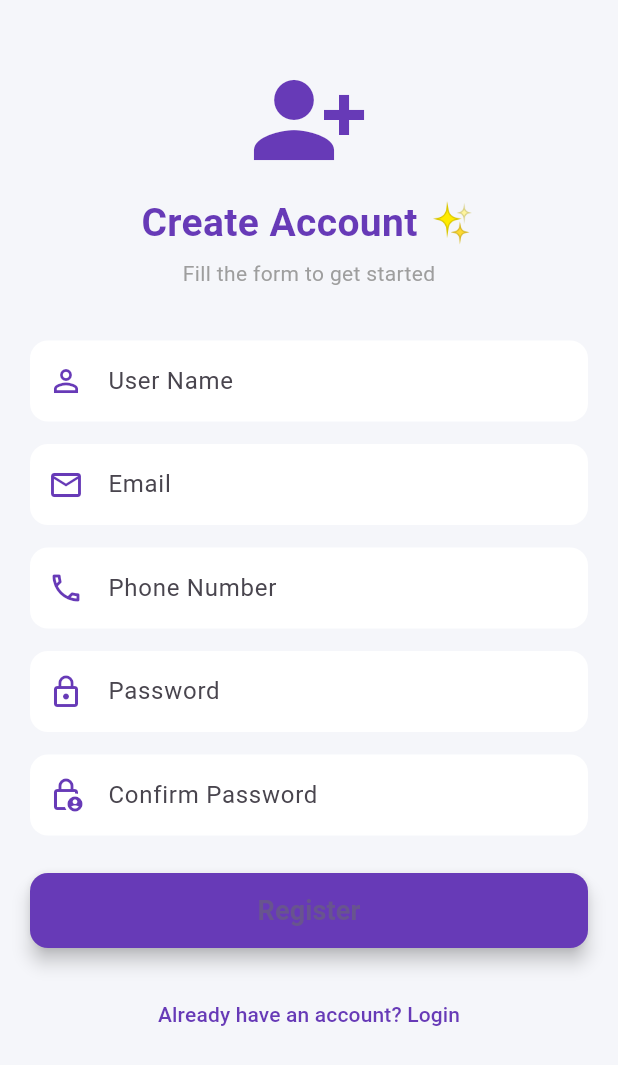
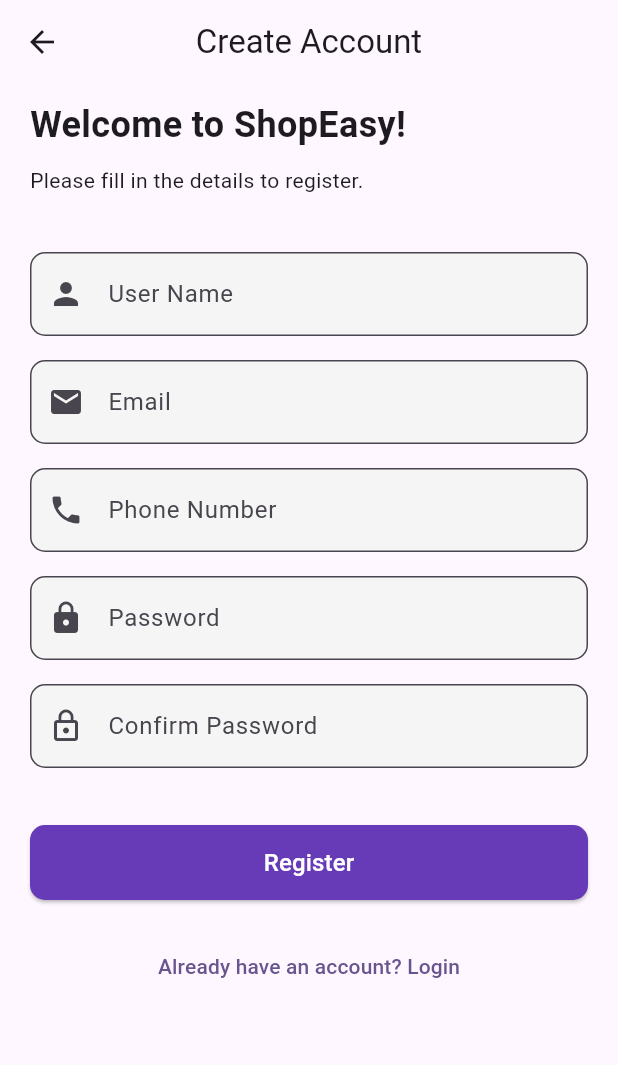
Before and after one commit to Md-sourov-hasan/E-comarce-_app, a Flutter app: the RegisterView screen opened directly, on a phone screen of 412 x 824 dp. Shown: the top 1065 px of the screen. Run offline on Flutter 3.47's test engine with Material 3 defaults, Android fonts, the phone set to English and light mode, and no system bars; our stand-ins replace carousel_slider, cloud_firestore, dots_indicator, firebase_auth, firebase_core, get and 1 more; accounts and stored records are empty.

Commit message:
e comarce 2.0

```diff
--- a/lib/views/auth/register/register.dart
+++ b/lib/views/auth/register/register.dart
@@ -8,128 +8,58 @@ class RegisterView extends StatelessWidget {
   @override
   Widget build(BuildContext context) {
     final controller = Get.put(AuthController());
+    final height = MediaQuery.of(context).size.height;
 
     return Scaffold(
-      backgroundColor: const Color(0xFFF5F6FA),
-      body: SafeArea(
-        child: SingleChildScrollView(
-          padding: const EdgeInsets.symmetric(horizontal: 20, vertical: 40),
+      appBar: AppBar(
+        title: const Text('Create Account'),
+        centerTitle: true,
+      ),
+      body: SingleChildScrollView(
+        child: Padding(
+          padding: const EdgeInsets.symmetric(horizontal: 20, vertical: 10),
           child: Column(
             crossAxisAlignment: CrossAxisAlignment.start,
             children: [
-              // Header
-              Center(
-                child: Column(
-                  children: const [
-                    Icon(Icons.person_add_alt_1,
-                        size: 80, color: Colors.deepPurple),
-                    SizedBox(height: 10),
-                    Text(
-                      "Create Account ✨",
-                      style: TextStyle(
-                        fontSize: 26,
-                        fontWeight: FontWeight.bold,
-                        color: Colors.deepPurple,
+              const Text(
+                "Welcome to ShopEasy!",
+                style: TextStyle(fontSize: 24, fontWeight: FontWeight.bold),
               ),
-                    ),
-                    SizedBox(height: 5),
-                    Text(
-                      "Fill the form to get started",
-                      style: TextStyle(color: Colors.grey),
-                    ),
-                  ],
-                ),
-              ),
-              const SizedBox(height: 35),
+              const SizedBox(height: 10),
+              const Text("Please fill in the details to register."),
+              const SizedBox(height: 30),
 
-              // User Name
-              _buildTextField(
-                controller: controller.nameController,
-                hintText: 'User Name',
-                icon: Icons.person_outline,
-              ),
+              _buildTextField(controller.nameController, "User Name", Icons.person),
+              _buildTextField(controller.emailController, "Email", Icons.email),
+              _buildTextField(controller.phoneController, "Phone Number", Icons.phone),
+              _buildTextField(controller.passwordController, "Password", Icons.lock, isObscure: true),
+              _buildTextField(controller.confirmPasswordController, "Confirm Password", Icons.lock_outline, isObscure: true),
 
-              const SizedBox(height: 15),
+              const SizedBox(height: 30),
 
-              // Email
-              _buildTextField(
-                controller: controller.emailController,
-                hintText: 'Email',
-                icon: Icons.email_outlined,
-              ),
-
-              const SizedBox(height: 15),
-
-              // Phone
-              _buildTextField(
-                controller: controller.phoneController,
-                hintText: 'Phone Number',
-                icon: Icons.phone_outlined,
-                keyboardType: TextInputType.phone,
-              ),
-
-              const SizedBox(height: 15),
-
-              // Password
-              _buildTextField(
-                controller: controller.passwordController,
-                hintText: 'Password',
-                icon: Icons.lock_outline,
-                obscureText: true,
-              ),
-
-              const SizedBox(height: 15),
-
-              // Confirm Password
-              _buildTextField(
-                controller: controller.confirmPasswordController,
-                hintText: 'Confirm Password',
-                icon: Icons.lock_person_outlined,
-                obscureText: true,
-              ),
-
-              const SizedBox(height: 25),
-
-              // Register Button
-              Obx(() {
-                return SizedBox(
+              Obx(() => SizedBox(
                 width: double.infinity,
                 height: 50,
                 child: ElevatedButton(
+                  onPressed: controller.isLoading.value ? null : () => controller.register(),
                   style: ElevatedButton.styleFrom(
                     backgroundColor: Colors.deepPurple,
                     shape: RoundedRectangleBorder(
-                        borderRadius: BorderRadius.circular(12),
-                      ),
-                      elevation: 5,
-                    ),
-                    onPressed: () {
-                      controller.register();
-                    },
-                    child: const Text(
-                      "Register",
-                      style: TextStyle(
-                          fontSize: 18, fontWeight: FontWeight.w600),
+                      borderRadius: BorderRadius.circular(10),
                     ),
                   ),
-                );
-              }),
-
+                  child: controller.isLoading.value
+                      ? const CircularProgressIndicator(color: Colors.white)
+                      : const Text("Register", style: TextStyle(fontSize: 16,color: Colors.white)),
+                ),
+              )),
               const SizedBox(height: 20),
-
-              // Go back to login
               Center(
                 child: TextButton(
                   onPressed: () => Get.back(),
-                  child: const Text(
-                    "Already have an account? Login",
-                    style: TextStyle(
-                      color: Colors.deepPurple,
-                      fontWeight: FontWeight.w500,
+                  child: const Text("Already have an account? Login"),
                 ),
-                  ),
-                ),
-              ),
+              )
             ],
           ),
         ),
@@ -137,28 +67,18 @@ class RegisterView extends StatelessWidget {
     );
   }
 
-  // Custom TextField Widget
-  Widget _buildTextField({
-    required TextEditingController controller,
-    required String hintText,
-    IconData? icon,
-    bool obscureText = false,
-    TextInputType keyboardType = TextInputType.text,
-  }) {
-    return TextField(
+  Widget _buildTextField(TextEditingController controller, String hint, IconData icon, {bool isObscure = false}) {
+    return Padding(
+      padding: const EdgeInsets.symmetric(vertical: 8),
+      child: TextField(
         controller: controller,
-      obscureText: obscureText,
-      keyboardType: keyboardType,
+        obscureText: isObscure,
         decoration: InputDecoration(
-        prefixIcon: Icon(icon, color: Colors.deepPurple),
-        hintText: hintText,
+          prefixIcon: Icon(icon),
+          hintText: hint,
+          border: OutlineInputBorder(borderRadius: BorderRadius.circular(10)),
           filled: true,
-        fillColor: Colors.white,
-        contentPadding:
-            const EdgeInsets.symmetric(vertical: 15, horizontal: 15),
-        border: OutlineInputBorder(
-          borderRadius: BorderRadius.circular(12),
-          borderSide: BorderSide.none,
+          fillColor: Colors.grey.shade100,
         ),
       ),
     );
```
Also changed, not shown: lib/views/auth/login/login.dart (+61 -37 lines). Lines whose indentation alone changed are shown as unchanged.
